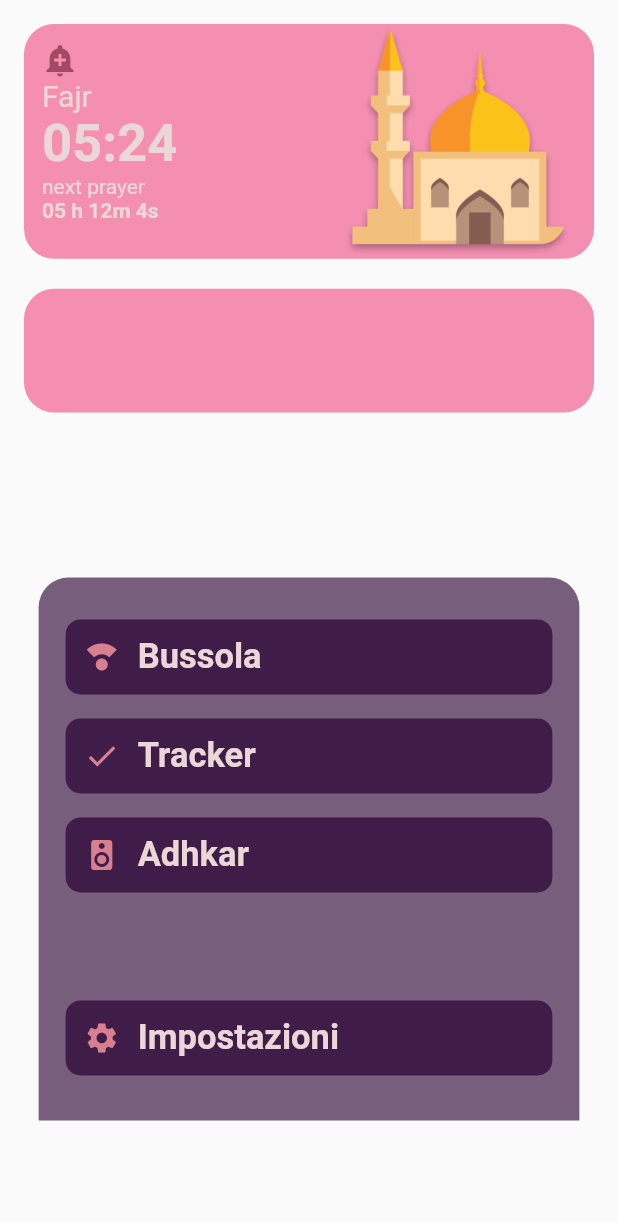
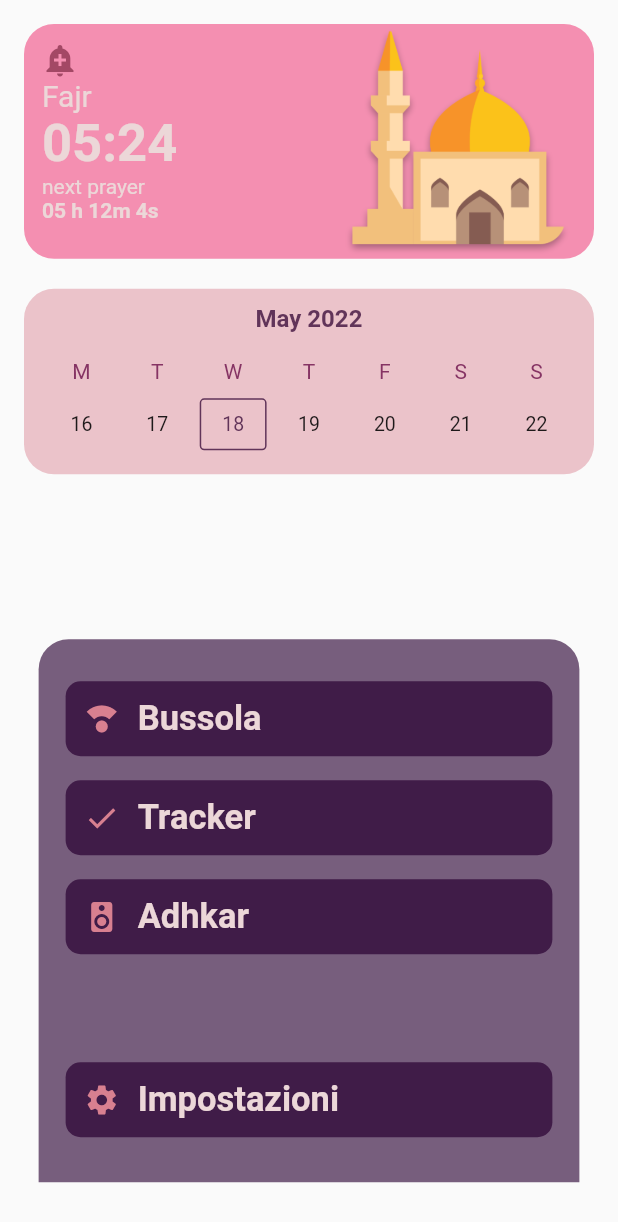
Before and after one commit to om4rr4mo/UPray, a Flutter app: the screen it shows after launch, on a phone screen of 412 x 824 dp. Shown: the top 1222 px of the screen. Run offline on Flutter 3.47's test engine with Material 2 defaults, Android fonts, the phone set to English and light mode, and no system bars; drawn by our look-alikes of syncfusion_flutter_datepicker.

Commit message:
calendar [added]

```diff
--- /dev/null
+++ b/lib/components/expandible_contents/home/calendar/calendar_collapsed.dart
@@ -0,0 +1,41 @@
+import 'package:flutter/material.dart';
+import 'package:syncfusion_flutter_datepicker/datepicker.dart';
+
+class CalendarCollapsed extends StatefulWidget {
+  const CalendarCollapsed({Key? key}) : super(key: key);
+
+  @override
+  State<CalendarCollapsed> createState() => _CalendarCollapsedState();
+}
+
+class _CalendarCollapsedState extends State<CalendarCollapsed> {
+  @override
+  Widget build(BuildContext context) {
+    return SfDateRangePicker(
+      headerStyle: const DateRangePickerHeaderStyle(
+        textAlign: TextAlign.center,
+        textStyle: TextStyle(
+          color: Color(0xFF613459),
+          fontWeight: FontWeight.bold,
+        ),
+      ),
+      monthViewSettings: const DateRangePickerMonthViewSettings(
+        firstDayOfWeek: 1,
+        numberOfWeeksInView: 1,
+        viewHeaderStyle: DateRangePickerViewHeaderStyle(
+          textStyle: TextStyle(
+            color: Color(0xFF863464),
+          ),
+        ),
+      ),
+      selectionColor: const Color(0xFF613459),
+      selectionShape: DateRangePickerSelectionShape.rectangle,
+      selectionTextStyle: const TextStyle(
+        color: Color(0xFFDB8787),
+        fontWeight: FontWeight.bold,
+      ),
+      todayHighlightColor: const Color(0xFF613459),
+      toggleDaySelection: true,
+    );
+  }
+}
--- a/lib/pages/home.dart
+++ b/lib/pages/home.dart
@@ -1,6 +1,8 @@
 import 'package:flutter/material.dart';
-import 'package:upray/components/expandible_contents/home/prayer_collapsed.dart';
-import 'package:upray/components/expandible_contents/home/prayer_expanded.dart';
+import 'package:upray/components/expandible_contents/home/calendar/calendar_collapsed.dart';
+import 'package:upray/components/expandible_contents/home/calendar/calendar_expanded.dart';
+import 'package:upray/components/expandible_contents/home/prayer/prayer_collapsed.dart';
+import 'package:upray/components/expandible_contents/home/prayer/prayer_expanded.dart';
 import 'package:upray/static_files/variables.dart';
 
 import '../components/expandible_container.dart';
@@ -17,7 +19,8 @@ class _HomeState extends State<Home> {
   @override
   Widget build(BuildContext context) {
     return Menu(
-      fixedWidget: Column(children: [
+      fixedWidget: Column(
+        children: [
           //Container per gli orari della preghiera
           ExpandibleContainer(
             onTap: () {
@@ -58,17 +61,24 @@ class _HomeState extends State<Home> {
             },
             borderRadius: bigBorderRadius,
             collapsed: calendarCollapsed,
-          collapsedHeight: MediaQuery.of(context).size.height * 0.10,
+            collapsedHeight: MediaQuery.of(context).size.height * 0.15,
             expandedHeight: MediaQuery.of(context).size.height * 0.35,
             width: MediaQuery.of(context).size.width,
-          bgColor: const Color(0xFFF48FB1),
-          collapsedContent: Container(),
-          expandedContent: Container(),
+            bgColor: const Color(0xFFEBC3CA),
+            collapsedContent: const Padding(
+              padding: EdgeInsets.only(bottom: 13.0, left: 13.0, right: 13.0),
+              child: CalendarCollapsed(),
+            ),
+            expandedContent: const Padding(
+              padding: EdgeInsets.only(left: 13.0, top: 13.0, right: 13.0),
+              child: CalendarExpanded(),
+            ),
           ),
           const SizedBox(
             height: 110,
           ),
-      ]),
+        ],
+      ),
     );
   }
 }
--- a/pubspec.yaml
+++ b/pubspec.yaml
@@ -34,6 +34,7 @@ dependencies:
   # The following adds the Cupertino Icons font to your application.
   # Use with the CupertinoIcons class for iOS style icons.
   cupertino_icons: ^1.0.2
+  syncfusion_flutter_datepicker: ^20.1.56
 
 dev_dependencies:
   flutter_test:
```
Also changed, not shown: lib/components/expandible_contents/home/calendar/calendar_expanded.dart (added, +41 -0 lines), lib/components/expandible_contents/home/prayer/prayer_collapsed.dart (renamed from lib/components/expandible_contents/home/prayer_collapsed.dart), lib/components/expandible_contents/home/prayer/prayer_expanded.dart (renamed from lib/components/expandible_contents/home/prayer_expanded.dart), pubspec.lock. Lines whose indentation alone changed are shown as unchanged.
